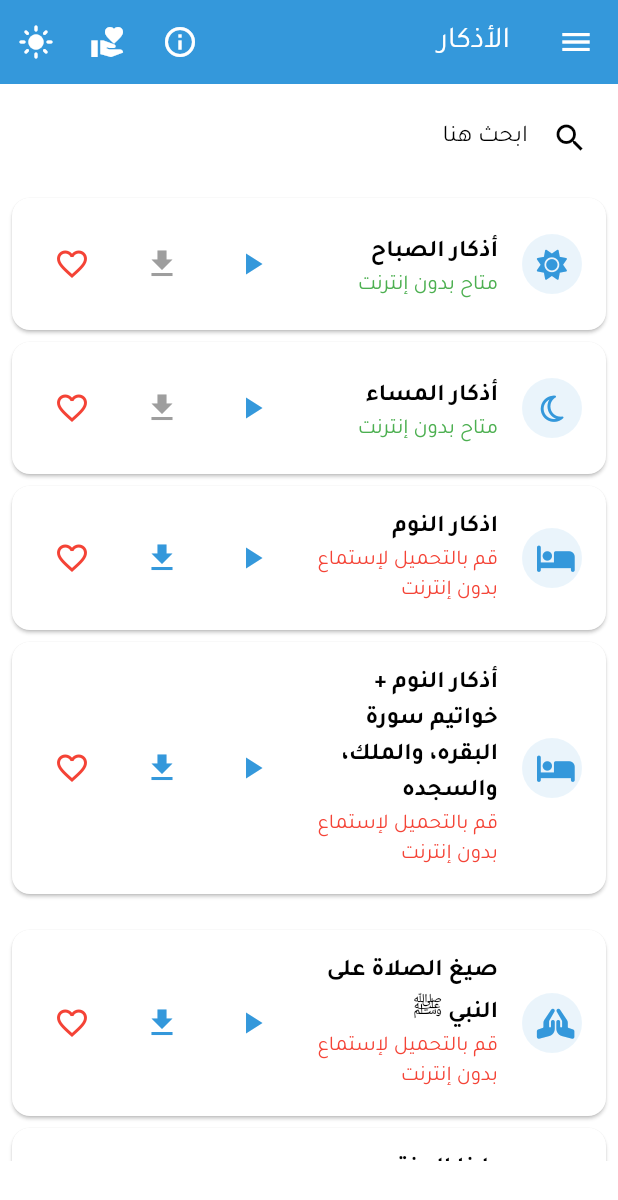
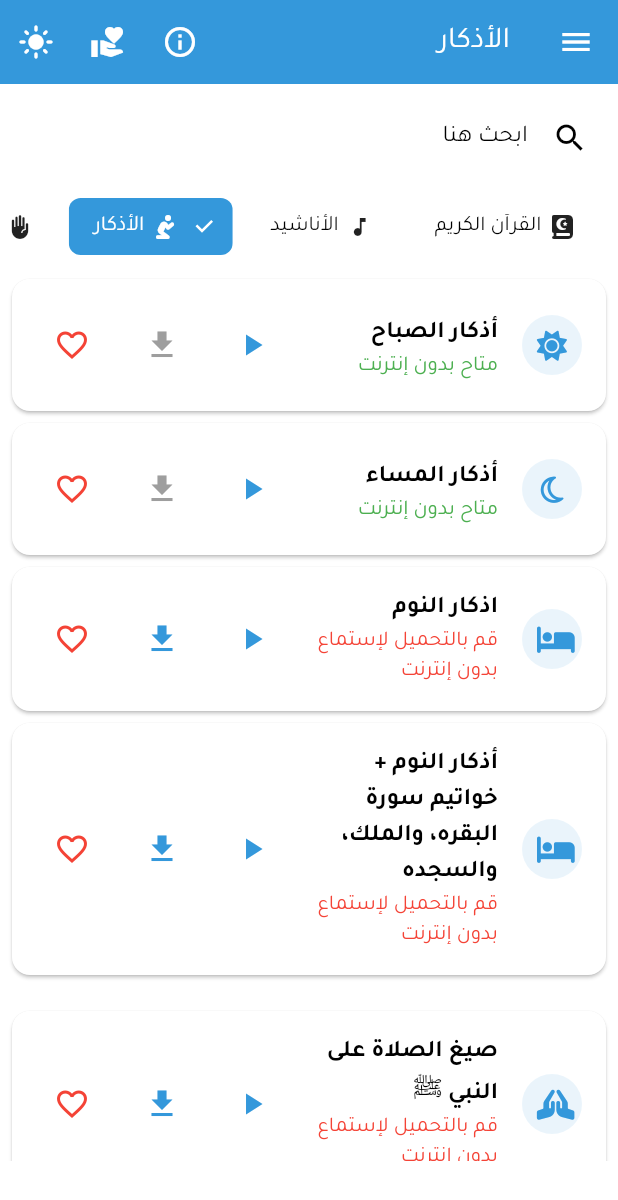
Before and after one commit to HGhurbani/afasi, a Flutter app: the screen it shows after launch, after a tap on "مكتبة الصوتيات", on a phone screen of 412 x 824 dp. Shown: the top 1200 px of the screen. Run offline on Flutter 3.47's test engine with Material 3 defaults, Android fonts, the phone set to English and light mode, and no system bars; drawn by our look-alikes of google_mobile_ads; our stand-ins replace adhan, audio_service, bloc, cached_network_image, connectivity_plus, equatable and 13 more; missing offline and left inert: firebase_in_app_messaging, youtube_explode_dart; accounts and stored records are empty; network calls fail.

Commit message:
Enhance UI/UX

```diff
--- a/lib/app/home_page.dart
+++ b/lib/app/home_page.dart
@@ -1,8 +1,11 @@
 import 'package:flutter/material.dart';
 import 'package:flutter_bloc/flutter_bloc.dart';
+import 'package:google_mobile_ads/google_mobile_ads.dart';
+import 'package:url_launcher/url_launcher.dart';
 
 import '../core/di/injection.dart';
 import '../core/services/storage_service.dart';
+import '../core/constants/app_constants.dart';
 import '../features/adhkar_reminder/presentation/pages/adhkar_reminder_page.dart';
 import '../features/audio/presentation/pages/audio_page.dart';
 import '../features/prayer_times/presentation/pages/prayer_times_page.dart';
@@ -26,11 +29,13 @@ class HomePage extends StatefulWidget {
 
 class _HomePageState extends State<HomePage> {
   List<String> _audioFavorites = const <String>[];
+  RewardedAd? _rewardedAd;
 
   @override
   void initState() {
     super.initState();
     _loadFavorites();
+    _loadRewardedAd();
   }
 
   void _loadFavorites() {
@@ -64,6 +69,71 @@ class _HomePageState extends State<HomePage> {
     await StorageService.saveFavorites(const <String>[]);
   }
 
+  void _loadRewardedAd() {
+    RewardedAd.load(
+      adUnitId: AppConstants.rewardedAdUnitId,
+      request: const AdRequest(),
+      rewardedAdLoadCallback: RewardedAdLoadCallback(
+        onAdLoaded: (ad) => setState(() => _rewardedAd = ad),
+        onAdFailedToLoad: (error) => setState(() => _rewardedAd = null),
+      ),
+    );
+  }
+
+  Future<void> _confirmAndShowRewardedAd() async {
+    final bool? confirm = await showDialog<bool>(
+      context: context,
+      builder: (context) => AlertDialog(
+        title: const Text('تأكيد'),
+        content: const Text(
+          'يرجى التأكيد بأنك ستشاهد الإعلان لدعم التطبيق والمساعدة في تطويره. هل أنت متأكد؟',
+          textDirection: TextDirection.rtl,
+        ),
+        actions: [
+          TextButton(
+            onPressed: () => Navigator.pop(context, false),
+            child: const Text('لا'),
+          ),
+          TextButton(
+            onPressed: () => Navigator.pop(context, true),
+            child: const Text('نعم'),
+          ),
+        ],
+      ),
+    );
+    if (confirm == true) {
+      _showRewardedAd();
+    }
+  }
+
+  void _showRewardedAd() {
+    final ad = _rewardedAd;
+    if (ad != null) {
+      ad.show(onUserEarnedReward: (ad, reward) {
+        ScaffoldMessenger.of(context)
+            .showSnackBar(const SnackBar(content: Text('شكراً لدعمك!')));
+        _loadRewardedAd();
+      });
+      _rewardedAd = null;
+    } else {
+      ScaffoldMessenger.of(context)
+          .showSnackBar(const SnackBar(content: Text('الإعلان غير متوفر حالياً.')));
+      _loadRewardedAd();
+    }
+  }
+
+  Future<void> _openQuranAppStore() async {
+    final Uri uri = Uri.parse(
+        'https://play.google.com/store/apps/details?id=com.quran.kareem.islamic');
+    if (await canLaunchUrl(uri)) {
+      await launchUrl(uri, mode: LaunchMode.externalApplication);
+    } else {
+      ScaffoldMessenger.of(context).showSnackBar(
+        const SnackBar(content: Text('لا يمكن فتح الرابط.')),
+      );
+    }
+  }
+
   @override
   Widget build(BuildContext context) {
     final theme = Theme.of(context);
@@ -71,7 +141,7 @@ class _HomePageState extends State<HomePage> {
     final features = <_HomeFeatureCardData>[
       _HomeFeatureCardData(
         title: 'مكتبة الصوتيات',
-        description: 'استمع للقرآن الكريم والأناشيد والأدعية.',
+        description: 'استمع للأذكار والقرآن الكريم والأناشيد والأدعية والرقية الشرعية وغيره.',
         icon: Icons.library_music,
         color: theme.primaryColor,
         onTap: () {
@@ -87,7 +157,7 @@ class _HomePageState extends State<HomePage> {
       ),
       _HomeFeatureCardData(
         title: 'الصور والخلفيات',
-        description: 'مجموعة من الخلفيات الإسلامية المميزة.',
+        description: 'مجموعة من الخلفيات الإسلامية المميزة والمتجددة , تابعها كل يوم.',
         icon: Icons.image,
         color: Colors.purple,
         onTap: () {
@@ -113,7 +183,7 @@ class _HomePageState extends State<HomePage> {
       ),
       _HomeFeatureCardData(
         title: 'أوقات الصلاة',
-        description: 'تعرف على أوقات الصلاة وفق مدينتك الحالية.',
+        description: 'تعرف على أوقات الصلاة وفق مدينتك الحالية وتفعيل إشعارات الأذان.',
         icon: Icons.mosque,
         color: Colors.teal,
         onTap: () {
@@ -131,6 +201,20 @@ class _HomePageState extends State<HomePage> {
             MaterialPageRoute(builder: (_) => const TasbihPage()),
           );
         },
+      ),
+      _HomeFeatureCardData(
+        title: 'ادعم التطبيق',
+        description: 'ساهم في تطوير التطبيق بمشاهدة إعلان مكافآت , ولا تنسى من عمل هذا بشكل يومي للإستمرار في تطوير التطبيق.',
+        icon: Icons.volunteer_activism,
+        color: Colors.redAccent,
+        onTap: _confirmAndShowRewardedAd,
+      ),
+      _HomeFeatureCardData(
+        title: 'تطبيق القرآن الكريم',
+        description: 'انتقل إلى متجر Play لتحميل التطبيق.',
+        icon: Icons.shop,
+        color: Colors.green,
+        onTap: _openQuranAppStore,
       ),
     ];
 
@@ -165,17 +249,42 @@ class _HomePageState extends State<HomePage> {
                 ),
               if (_audioFavorites.isNotEmpty) const SizedBox(height: 16),
               Expanded(
-                child: GridView.builder(
+                child: ListView.separated(
                   itemCount: features.length,
-                  gridDelegate: const SliverGridDelegateWithFixedCrossAxisCount(
-                    crossAxisCount: 2,
-                    mainAxisSpacing: 16,
-                    crossAxisSpacing: 16,
-                    childAspectRatio: 0.95,
-                  ),
+                  separatorBuilder: (_, __) => const SizedBox(height: 12),
                   itemBuilder: (context, index) {
                     final feature = features[index];
-                    return _FeatureCard(feature: feature);
+                    return Material(
+                      color: feature.color.withOpacity(0.06),
+                      borderRadius: BorderRadius.circular(12),
+                      child: InkWell(
+                        borderRadius: BorderRadius.circular(12),
+                        onTap: feature.onTap,
+                        child: Padding(
+                          padding: const EdgeInsets.symmetric(vertical: 12.0),
+                          child: ListTile(
+                            leading: CircleAvatar(
+                              backgroundColor: feature.color,
+                              child: Icon(feature.icon, color: Colors.white),
+                            ),
+                            title: Text(
+                              feature.title,
+                              style: const TextStyle(
+                                fontFamily: 'Tajawal',
+                                fontWeight: FontWeight.w700,
+                                fontSize: 16,
+                              ),
+                            ),
+                            subtitle: Text(
+                              feature.description,
+                              style: const TextStyle(fontFamily: 'Tajawal'),
+                            ),
+                            trailing: const Icon(Icons.chevron_left),
+                            onTap: feature.onTap,
+                          ),
+                        ),
+                      ),
+                    );
                   },
                 ),
               ),
@@ -201,70 +310,6 @@ class _HomeFeatureCardData {
     required this.color,
     required this.onTap,
   });
-}
-
-class _FeatureCard extends StatelessWidget {
-  final _HomeFeatureCardData feature;
-
-  const _FeatureCard({required this.feature});
-
-  @override
-  Widget build(BuildContext context) {
-    return InkWell(
-      onTap: feature.onTap,
-      borderRadius: BorderRadius.circular(16),
-      child: Ink(
-        decoration: BoxDecoration(
-          color: feature.color.withOpacity(0.1),
-          borderRadius: BorderRadius.circular(16),
-          border: Border.all(color: feature.color.withOpacity(0.3)),
-        ),
-        child: Padding(
-          padding: const EdgeInsets.all(16.0),
-          child: Column(
-            crossAxisAlignment: CrossAxisAlignment.stretch,
-            children: [
-              Align(
-                alignment: Alignment.centerLeft,
-                child: CircleAvatar(
-                  backgroundColor: feature.color,
-                  child: Icon(feature.icon, color: Colors.white),
-                ),
-              ),
-              const SizedBox(height: 16),
-              Text(
-                feature.title,
-                style: const TextStyle(
-                  fontFamily: 'Tajawal',
-                  fontSize: 18,
-                  fontWeight: FontWeight.bold,
-                ),
-              ),
-              const SizedBox(height: 8),
-              Expanded(
-                child: Text(
-                  feature.description,
-                  style: Theme.of(context).textTheme.bodyMedium?.copyWith(
-                        fontFamily: 'Tajawal',
-                      ) ??
-                      const TextStyle(
-                        fontFamily: 'Tajawal',
-                      ),
-                ),
-              ),
-              Align(
-                alignment: Alignment.bottomLeft,
-                child: TextButton(
-                  onPressed: feature.onTap,
-                  child: const Text('فتح'),
-                ),
-              ),
-            ],
-          ),
-        ),
-      ),
-    );
-  }
 }
 
 class _FavoritesSection extends StatelessWidget {
--- a/lib/features/audio/presentation/pages/audio_page.dart
+++ b/lib/features/audio/presentation/pages/audio_page.dart
@@ -909,7 +909,10 @@ class _AudioPageState extends State<AudioPage> with WidgetsBindingObserver {
           ? List<Supplication>.from(favorites)
           : List<Supplication>.from(audioCategories[category] ?? []);
     });
-    Navigator.pop(context);
+    final scaffoldState = Scaffold.maybeOf(context);
+    if (scaffoldState?.isDrawerOpen ?? false) {
+      Navigator.pop(context);
+    }
   }
 
   /// عرض مؤشر الانتظار مع رسالة
@@ -1158,7 +1161,7 @@ class _AudioPageState extends State<AudioPage> with WidgetsBindingObserver {
 
     String urlToDownload = supp.audioUrl;
     http.Client? client;
-    bool clientClosed = false;
+    // Removed clientClosed; we close the client once when done/cancelled
     StreamSubscription<List<int>>? subscription;
     bool isCancelled = false;
     bool isProgressDialogOpen = false;
@@ -1239,10 +1242,9 @@ class _AudioPageState extends State<AudioPage> with WidgetsBindingObserver {
                         await subscription!.cancel();
                         subscription = null;
                       }
-                      if (client != null && !clientClosed) {
-                        client!.close();
-                        clientClosed = true;
-                      }
+                      try {
+                        client?.close();
+                      } catch (_) {}
                       if (isProgressDialogOpen) {
                         Navigator.of(dialogContext).pop();
                         isProgressDialogOpen = false;
@@ -1313,10 +1315,9 @@ class _AudioPageState extends State<AudioPage> with WidgetsBindingObserver {
         isProgressDialogOpen = false;
       }
 
-      if (client != null && !clientClosed) {
-        client!.close();
-        clientClosed = true;
-      }
+      try {
+        client.close();
+      } catch (_) {}
 
       // حفظ الملف
       final Directory dir = await getApplicationSupportDirectory();
@@ -1334,10 +1335,9 @@ class _AudioPageState extends State<AudioPage> with WidgetsBindingObserver {
         Navigator.pop(context);
         isProgressDialogOpen = false;
       }
-      if (client != null && !clientClosed) {
-        client!.close();
-        clientClosed = true;
-      }
+      try {
+        client?.close();
+      } catch (_) {}
       if (!isCancelled) {
         print("Download error: $e");
         ScaffoldMessenger.of(context).showSnackBar(
@@ -1535,6 +1535,27 @@ class _AudioPageState extends State<AudioPage> with WidgetsBindingObserver {
         caseSensitive: false, multiLine: false);
     final Match? match = regExp.firstMatch(url);
     return match != null ? match.group(1) : null;
+  }
+
+  IconData _iconForCategory(String category) {
+    switch (category) {
+      case "القرآن الكريم":
+        return FontAwesomeIcons.quran;
+      case "الأناشيد":
+        return Icons.music_note;
+      case "الأذكار":
+        return FontAwesomeIcons.personPraying;
+      case "الأدعية":
+        return Icons.front_hand;
+      case "رمضانيات":
+        return Icons.nightlight_round;
+      case "الرقية الشرعية":
+        return FontAwesomeIcons.shieldHalved;
+      case "المفضلة":
+        return Icons.favorite;
+      default:
+        return Icons.playlist_play;
+    }
   }
 
   Widget _buildAudioPlayer() {
@@ -1977,6 +1998,50 @@ class _AudioPageState extends State<AudioPage> with WidgetsBindingObserver {
                 onChanged: filterSearchResults,
               ),
             ),
+            // شريط أقسام أفقي للتنقل السريع بين الفئات
+            SizedBox(
+              height: 46,
+              child: ListView.separated(
+                scrollDirection: Axis.horizontal,
+                padding: const EdgeInsets.symmetric(horizontal: 12),
+                itemBuilder: (context, index) {
+                  final List<String> categories = <String>[
+                    ...audioCategories.keys,
+                    'المفضلة',
+                  ];
+                  final String category = categories[index];
+                  final bool isSelected = category == _selectedCategory;
+                  return ChoiceChip(
+                    selected: isSelected,
+                    label: Row(
+                      mainAxisSize: MainAxisSize.min,
+                      children: [
+                        Icon(
+                          _iconForCategory(category),
+                          size: 16,
+                          color: isSelected ? Colors.white : null,
+                        ),
+                        const SizedBox(width: 6),
+                        Text(
+                          category,
+                          style: const TextStyle(fontFamily: 'Tajawal'),
+                        ),
+                      ],
+                    ),
+                    selectedColor: Theme.of(context).primaryColor,
+                    backgroundColor:
+                        Theme.of(context).colorScheme.surfaceVariant,
+                    labelStyle: TextStyle(
+                      color: isSelected ? Colors.white : null,
+                    ),
+                    onSelected: (_) => updateCategory(category),
+                  );
+                },
+                separatorBuilder: (_, __) => const SizedBox(width: 8),
+                itemCount: audioCategories.keys.length + 1,
+              ),
+            ),
+            const SizedBox(height: 8),
             // قائمة العناصر + إعلانات
             Expanded(
               child: filteredSupplications.isEmpty
```
Also changed, not shown: pubspec.lock.
